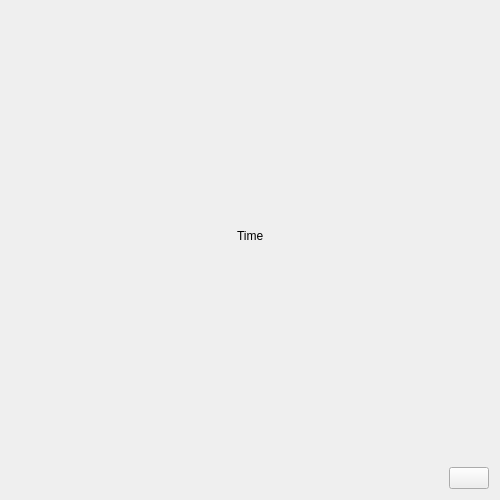
Before: the Qt Designer form UI/dreamy.ui in textbrowser/dreamy, drawn with Qt 5.
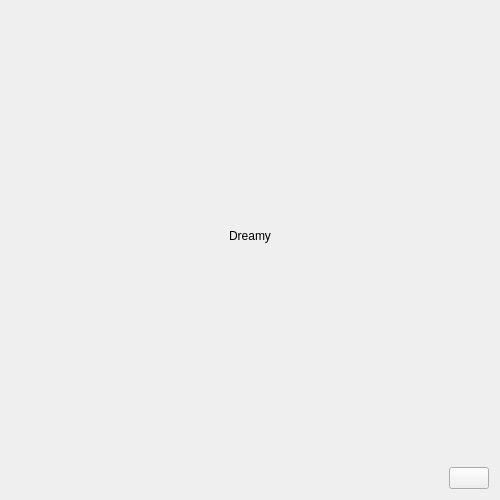
After: the same form once the commit is applied.

The edit to the form file:
```diff
--- a/UI/dreamy.ui
+++ b/UI/dreamy.ui
@@ -45,7 +45,10 @@
      <item>
       <widget class="QLabel" name="time">
        <property name="text">
-        <string>Time</string>
+        <string>Dreamy</string>
+       </property>
+       <property name="alignment">
+        <set>Qt::AlignCenter</set>
        </property>
       </widget>
      </item>
```
